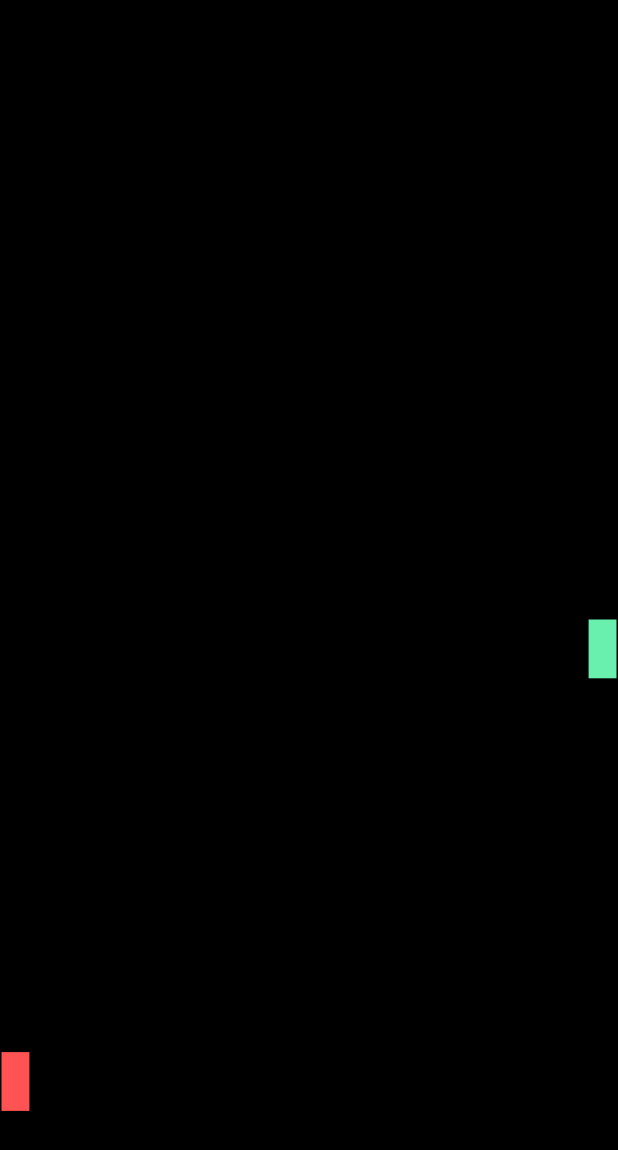
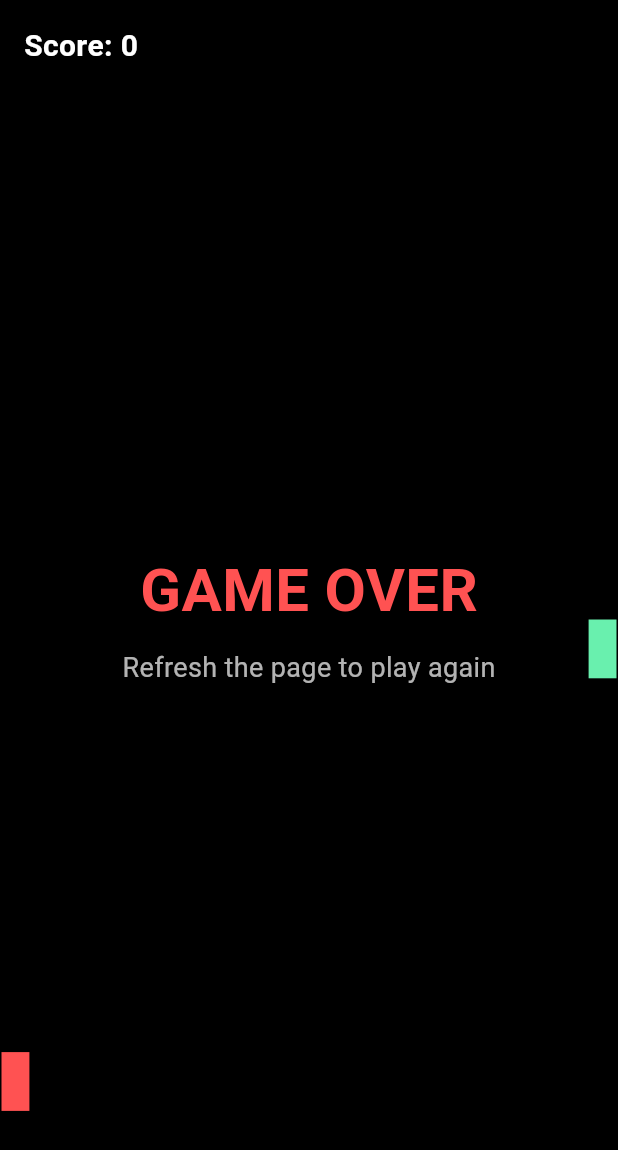
Before and after one commit to IvanPetrovicCyberUnited/flutter_snake_game, a Flutter app: the screen it shows after launch, on a phone screen of 412 x 824 dp. Shown: the top 1150 px of the screen. Run offline on Flutter 3.47's test engine with Material 3 defaults, Android fonts, the phone set to English and light mode, and no system bars; our stand-ins replace audioplayers.

Commit message:
implemented sounds and score logic

```diff
--- a/lib/main.dart
+++ b/lib/main.dart
@@ -3,6 +3,7 @@ import 'dart:math';
 import 'package:flutter/material.dart';
 import 'package:flutter/scheduler.dart';
 import 'package:flutter/services.dart';
+import 'package:audioplayers/audioplayers.dart';
 
 void main() {
   runApp(const CyberSnakeApp());
@@ -36,6 +37,7 @@ class _SnakeGamePageState extends State<SnakeGamePage>
     with SingleTickerProviderStateMixin {
   final FocusNode _focusNode = FocusNode();
   late final Ticker _ticker;
+  final AudioPlayer _audioPlayer = AudioPlayer();
   Duration _lastElapsed = Duration.zero;
   double _accumulator = 0;
 
@@ -50,9 +52,12 @@ class _SnakeGamePageState extends State<SnakeGamePage>
   Point<int>? frog;
   Color frogColor = Colors.green;
   int growBy = 0;
+  int currentScore = 0;
   Direction direction = Direction.right;
   bool gameOver = false;
   bool victory = false;
+  bool paused = false;
+  bool _directionChangedThisTick = false;
   DateTime _lastFrog = DateTime.now();
 
   @override
@@ -69,7 +74,10 @@ class _SnakeGamePageState extends State<SnakeGamePage>
     _accumulator += dt.inMilliseconds;
     if (_accumulator >= stepTime) {
       _accumulator -= stepTime;
+      if (!paused) {
         _update();
+        _directionChangedThisTick = false;
+      }
     }
     setState(() {});
   }
@@ -98,34 +106,38 @@ class _SnakeGamePageState extends State<SnakeGamePage>
         newHead.y < 0 ||
         newHead.x >= cols ||
         newHead.y >= rows) {
+      _audioPlayer.play(AssetSource('beep_high.wav'));
       gameOver = true;
       return;
     }
 
-    final index = snake.indexOf(newHead);
-    if (index != -1) {
-      snake = snake.sublist(0, index);
+    if (snake.contains(newHead)) {
+      _audioPlayer.play(AssetSource('sounds/beep_low.wav'));
+      gameOver = true;
+      return;
     }
 
     snake.insert(0, newHead);
 
     if (newHead == food) {
       growBy += 1;
+      currentScore += 1;
+      _audioPlayer.play(AssetSource('sounds/beep.wav'));
       _placeFood();
     } else if (frog != null && newHead == frog) {
       growBy += 5;
+      currentScore += 5;
+      _audioPlayer.play(AssetSource('sounds/beep.wav'));
       frog = null;
     }
 
     if (growBy > 0) {
       growBy -= 1;
     } else {
-      if (snake.length > 1) {
       snake.removeLast();
     }
-    }
 
-    if (snake.length >= maxLength) {
+    if (currentScore >= maxLength) {
       victory = true;
     }
   }
@@ -152,32 +164,47 @@ class _SnakeGamePageState extends State<SnakeGamePage>
   }
 
   void _changeDirection(Direction newDir) {
+    if (_directionChangedThisTick) return;
+
     if ((direction == Direction.up && newDir == Direction.down) ||
         (direction == Direction.down && newDir == Direction.up) ||
         (direction == Direction.left && newDir == Direction.right) ||
         (direction == Direction.right && newDir == Direction.left)) {
       return;
     }
+
     direction = newDir;
+    _directionChangedThisTick = true;
   }
 
   @override
   void dispose() {
     _ticker.dispose();
     _focusNode.dispose();
+    _audioPlayer.dispose();
     super.dispose();
   }
 
   @override
   Widget build(BuildContext context) {
     return Scaffold(
-      body: RawKeyboardListener(
+      body: Stack(
+        children: [
+          RawKeyboardListener(
             focusNode: _focusNode,
             autofocus: true,
             onKey: (event) {
               if (event is RawKeyDownEvent) {
                 final key = event.logicalKey;
 
+                if (key == LogicalKeyboardKey.enter) {
+                  setState(() {
+                    paused = !paused;
+                  });
+                  return;
+                }
+
+                if (!paused) {
                   switch (key.keyLabel.toLowerCase()) {
                     case 'w':
                       _changeDirection(Direction.up);
@@ -203,9 +230,11 @@ class _SnakeGamePageState extends State<SnakeGamePage>
                     _changeDirection(Direction.right);
                   }
                 }
+              }
             },
             child: GestureDetector(
               onPanUpdate: (details) {
+                if (paused) return;
                 final delta = details.delta;
                 if (delta.dx.abs() > delta.dy.abs()) {
                   if (delta.dx > 0) {
@@ -232,6 +261,64 @@ class _SnakeGamePageState extends State<SnakeGamePage>
                 ),
               ),
             ),
+          ),
+          Positioned(
+            top: 16,
+            left: 16,
+            child: Text(
+              'Score: $currentScore',
+              style: const TextStyle(
+                color: Colors.white,
+                fontSize: 20,
+                fontWeight: FontWeight.bold,
+              ),
+            ),
+          ),
+          if (paused)
+            const Center(
+              child: Text(
+                'PAUSED',
+                style: TextStyle(
+                  color: Colors.yellow,
+                  fontSize: 36,
+                  fontWeight: FontWeight.bold,
+                ),
+              ),
+            ),
+          if (gameOver)
+            Center(
+              child: Column(
+                mainAxisSize: MainAxisSize.min,
+                children: const [
+                  Text(
+                    'GAME OVER',
+                    style: TextStyle(
+                      color: Colors.redAccent,
+                      fontSize: 40,
+                      fontWeight: FontWeight.bold,
+                    ),
+                  ),
+                  SizedBox(height: 10),
+                  Text(
+                    'Refresh the page to play again',
+                    style: TextStyle(
+                      color: Colors.white70,
+                      fontSize: 18,
+                    ),
+                  ),
+                ],
+              ),
+            ),
+          if (victory)
+            const _BlinkingText(
+              text: 'YOU WIN!',
+              textStyle: TextStyle(
+                fontSize: 40,
+                fontWeight: FontWeight.bold,
+                color: Colors.indigoAccent,
+              ),
+            ),
+        ],
       ),
     );
   }
@@ -290,3 +377,47 @@ class _SnakePainter extends CustomPainter {
 }
 
 enum Direction { up, down, left, right }
+
+class _BlinkingText extends StatefulWidget {
+  final String text;
+  final TextStyle textStyle;
+
+  const _BlinkingText({
+    required this.text,
+    required this.textStyle,
+    Key? key,
+  }) : super(key: key);
+
+  @override
+  State<_BlinkingText> createState() => _BlinkingTextState();
+}
+
+class _BlinkingTextState extends State<_BlinkingText>
+    with SingleTickerProviderStateMixin {
+  late final AnimationController _controller;
+
+  @override
+  void initState() {
+    super.initState();
+    _controller = AnimationController(
+      duration: const Duration(milliseconds: 800),
+      vsync: this,
+    )..repeat(reverse: true);
+  }
+
+  @override
+  void dispose() {
+    _controller.dispose();
+    super.dispose();
+  }
+
+  @override
+  Widget build(BuildContext context) {
+    return FadeTransition(
+      opacity: _controller,
+      child: Center(
+        child: Text(widget.text, style: widget.textStyle),
+      ),
+    );
+  }
+}
```
Also changed, not shown: pubspec.yaml (+6 -1 lines), pubspec.lock, 6 other files. Lines whose indentation alone changed are shown as unchanged.
